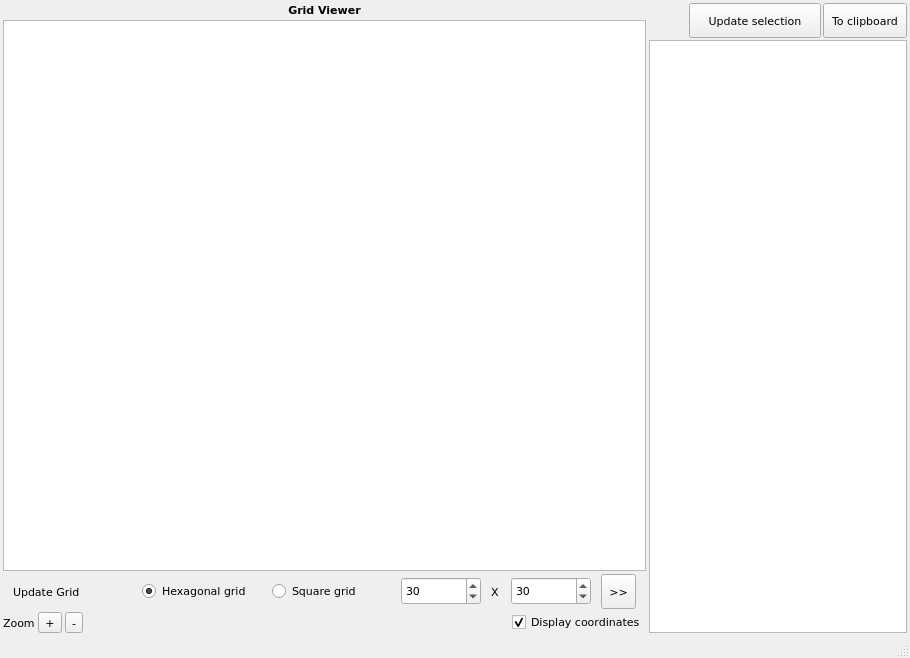
This is gridviewer/qt_viewer.ui in olinox14/pypog as Qt 5 draws it before an edit. The edited form follows.
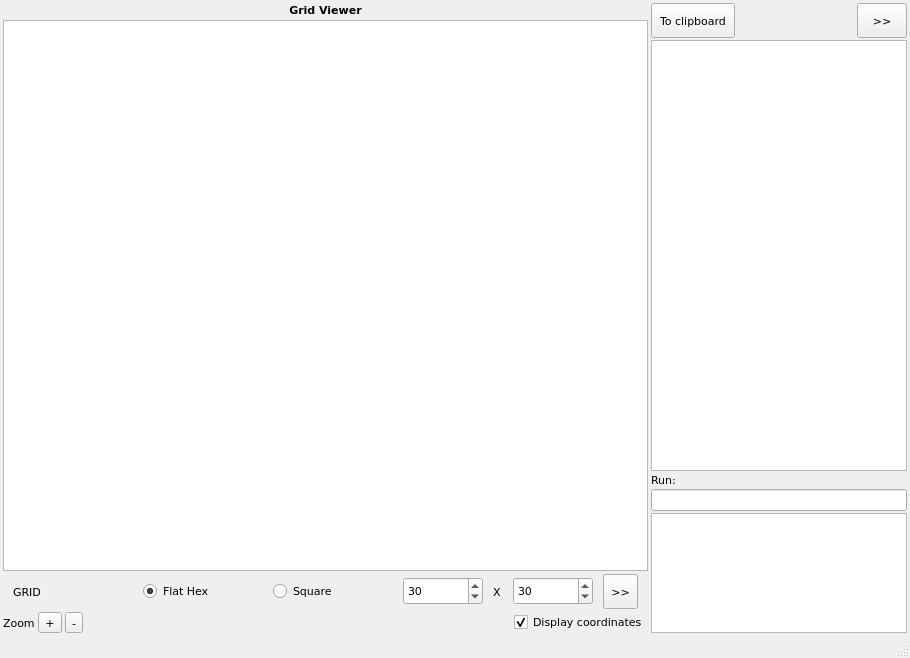
This is the edited form.

Commit message: gridviewer now provides a very basic console to run geometry functions

Diff of the .ui file:
```diff
--- a/gridviewer/qt_viewer.ui
+++ b/gridviewer/qt_viewer.ui
@@ -80,7 +80,7 @@
         <item>
          <widget class="QLabel" name="label">
           <property name="text">
-           <string>Update Grid</string>
+           <string>GRID</string>
           </property>
          </widget>
         </item>
@@ -99,7 +99,7 @@
            </size>
           </property>
           <property name="text">
-           <string>Hexagonal grid</string>
+           <string>Flat Hex</string>
           </property>
           <property name="checked">
            <bool>true</bool>
@@ -121,7 +121,7 @@
            </size>
           </property>
           <property name="text">
-           <string>Square grid</string>
+           <string>Square</string>
           </property>
          </widget>
         </item>
@@ -275,38 +275,6 @@
         <property name="topMargin">
          <number>0</number>
         </property>
-        <item>
-         <spacer name="horizontalSpacer">
-          <property name="orientation">
-           <enum>Qt::Horizontal</enum>
-          </property>
-          <property name="sizeHint" stdset="0">
-           <size>
-            <width>40</width>
-            <height>20</height>
-           </size>
-          </property>
-         </spacer>
-        </item>
-        <item>
-         <widget class="QToolButton" name="btn_updateSelection">
-          <property name="minimumSize">
-           <size>
-            <width>132</width>
-            <height>35</height>
-           </size>
-          </property>
-          <property name="maximumSize">
-           <size>
-            <width>132</width>
-            <height>1000</height>
-           </size>
-          </property>
-          <property name="text">
-           <string>Update selection</string>
-          </property>
-         </widget>
-        </item>
         <item>
          <widget class="QToolButton" name="btn_toClipboard">
           <property name="minimumSize">
@@ -326,6 +294,38 @@
           </property>
          </widget>
         </item>
+        <item>
+         <spacer name="horizontalSpacer">
+          <property name="orientation">
+           <enum>Qt::Horizontal</enum>
+          </property>
+          <property name="sizeHint" stdset="0">
+           <size>
+            <width>40</width>
+            <height>20</height>
+           </size>
+          </property>
+         </spacer>
+        </item>
+        <item>
+         <widget class="QToolButton" name="btn_updateSelection">
+          <property name="minimumSize">
+           <size>
+            <width>50</width>
+            <height>35</height>
+           </size>
+          </property>
+          <property name="maximumSize">
+           <size>
+            <width>50</width>
+            <height>1000</height>
+           </size>
+          </property>
+          <property name="text">
+           <string>&gt;&gt;</string>
+          </property>
+         </widget>
+        </item>
        </layout>
       </item>
       <item>
@@ -338,6 +338,32 @@
         </property>
        </widget>
       </item>
+      <item>
+       <widget class="QLabel" name="label_4">
+        <property name="text">
+         <string>Run:</string>
+        </property>
+       </widget>
+      </item>
+      <item>
+       <widget class="QLineEdit" name="txt_stdin"/>
+      </item>
+      <item>
+       <widget class="QTextEdit" name="txt_stdout">
+        <property name="minimumSize">
+         <size>
+          <width>0</width>
+          <height>120</height>
+         </size>
+        </property>
+        <property name="maximumSize">
+         <size>
+          <width>16777215</width>
+          <height>120</height>
+         </size>
+        </property>
+       </widget>
+      </item>
      </layout>
     </item>
    </layout>
```
The commit also changes 2 other files.
